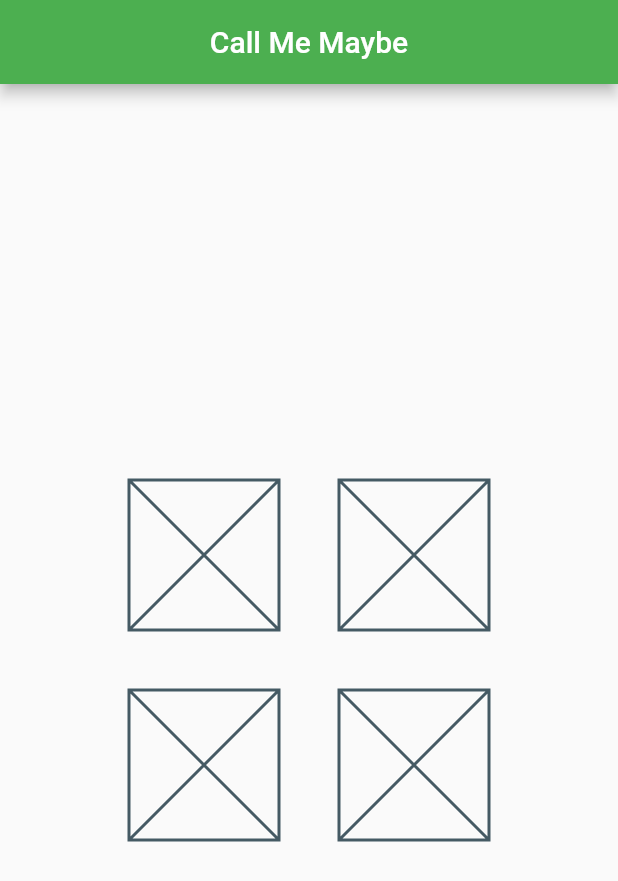
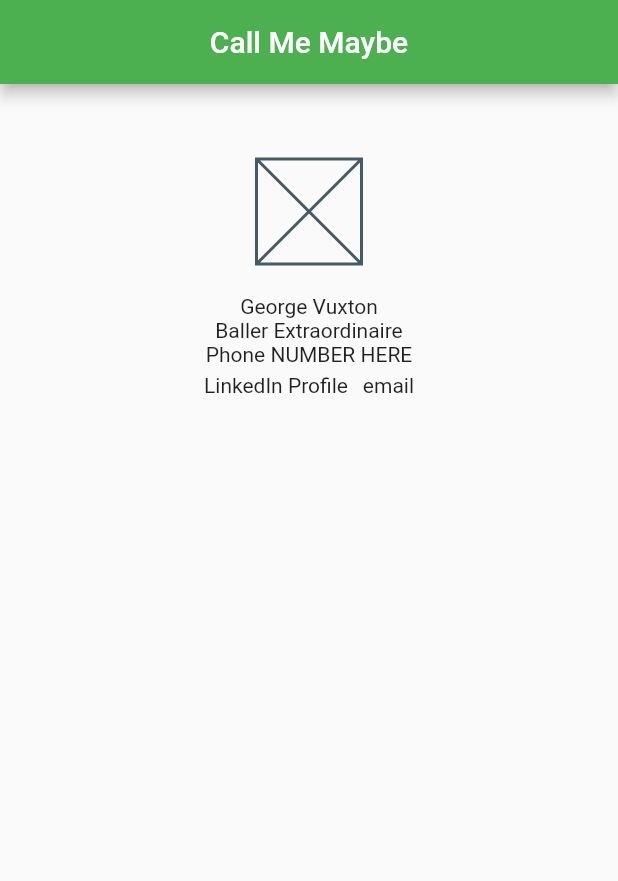
Before and after one commit to GVux/Business_Card_Resume_Flutter_App, a Flutter app: the screen it shows after launch, on a phone screen of 412 x 824 dp. Shown: the top 881 px of the screen. Run offline on Flutter 3.47's test engine with Material 2 defaults, Android fonts, the phone set to English and light mode, and no system bars.

Commit message:
basic business card without links or pic

```diff
--- a/lib/business_card.dart
+++ b/lib/business_card.dart
@@ -1,5 +1,6 @@
 import 'package:flutter/material.dart';
 import 'components/centered_placeholder.dart';
+import 'package:url_launcher/url_launcher.dart';
 
 class MainScreen extends StatelessWidget {
   final String title;
@@ -11,20 +12,36 @@ class MainScreen extends StatelessWidget {
     return Scaffold(
         appBar: AppBar(title: Center(child: Text(title))),
         //body: CenteredPlaceholder(padding: 50));
-        body: Column(
-            mainAxisAlignment: MainAxisAlignment.center,
-            children: [placeholderRow(), placeholderRow()]));
+        body: Padding(
+          padding: const EdgeInsets.all(30),
+          child: Column(mainAxisAlignment: MainAxisAlignment.start, children: [
+            picRow(),
+            Text('George Vuxton'),
+            Text('Baller Extraordinaire'),
+            Text('Phone NUMBER HERE'),
+            linkedInEmailRow()
+          ]),
+        ));
   }
 
-  Widget paddedPlaceholder() {
-    return Padding(
-        padding: EdgeInsets.all(20),
-        child: SizedBox(child: Placeholder(), width: 100, height: 100));
+  Widget picRow() {
+    return Row(mainAxisAlignment: MainAxisAlignment.center, children: [
+      Padding(
+          padding: EdgeInsets.all(20),
+          child: SizedBox(child: Placeholder(), width: 70, height: 70))
+    ]);
   }
 
-  Widget placeholderRow() {
-    return Row(
-        mainAxisAlignment: MainAxisAlignment.center,
-        children: [paddedPlaceholder(), paddedPlaceholder()]);
+  Widget linkedInEmailRow() {
+    return Row(mainAxisAlignment: MainAxisAlignment.center, children: [
+      Padding(
+        padding: EdgeInsets.all(5),
+        child: Text('LinkedIn Profile'),
+      ),
+      Padding(
+        padding: EdgeInsets.all(5),
+        child: Text('email'),
+      )
+    ]);
   }
 }
--- a/pubspec.yaml
+++ b/pubspec.yaml
@@ -29,6 +29,7 @@ environment:
 dependencies:
   flutter:
     sdk: flutter
+  url_launcher: ^6.0.18
 
 
   # The following adds the Cupertino Icons font to your application.
@@ -58,7 +59,8 @@ flutter:
   uses-material-design: true
 
   # To add assets to your application, add an assets section, like this:
-  # assets:
+  assets:
+      - assets/images
   #   - images/a_dot_burr.jpeg
   #   - images/a_dot_ham.jpeg
 
```
Also changed, not shown: pubspec.lock, 2 other files.
